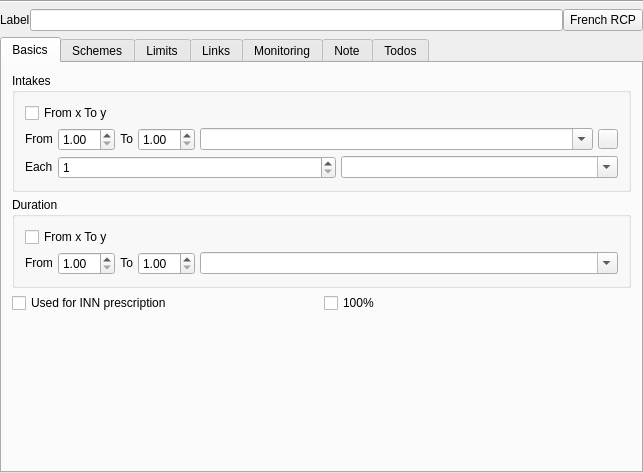
First picture: the form in plugins/drugsplugin/dosagedialog/mfDosageViewer.ui, repository FreeHealth/freehealth, before the edit.
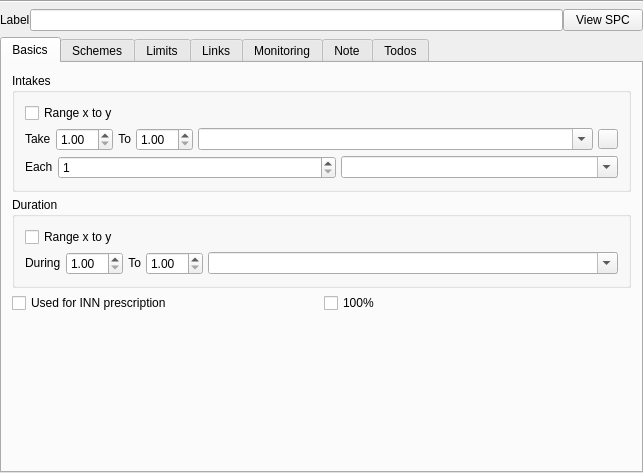
Second picture: the form after the edit. The open tabs and pages were chosen to show the change. Custom widgets are drawn as their Qt base class.

```diff
--- a/plugins/drugsplugin/dosagedialog/mfDosageViewer.ui
+++ b/plugins/drugsplugin/dosagedialog/mfDosageViewer.ui
@@ -45,7 +45,7 @@
      <item>
       <widget class="QPushButton" name="frenchRCPButton">
        <property name="text">
-        <string>French RCP</string>
+        <string>View SPC</string>
        </property>
       </widget>
      </item>
@@ -95,7 +95,7 @@
           <item row="0" column="0">
            <widget class="QCheckBox" name="fromToIntakesCheck">
             <property name="text">
-             <string>From x To y</string>
+             <string>Range x to y</string>
             </property>
            </widget>
           </item>
@@ -110,7 +110,7 @@
                </sizepolicy>
               </property>
               <property name="text">
-               <string>From</string>
+               <string>Take</string>
               </property>
              </widget>
             </item>
@@ -248,7 +248,7 @@
           <item row="0" column="0">
            <widget class="QCheckBox" name="fromToDurationCheck">
             <property name="text">
-             <string>From x To y</string>
+             <string>Range x to y</string>
             </property>
            </widget>
           </item>
@@ -263,7 +263,7 @@
                </sizepolicy>
               </property>
               <property name="text">
-               <string>From</string>
+               <string>During</string>
               </property>
              </widget>
             </item>
```
Left out of the diff: 5 changed lines with no effect on the pictures.
